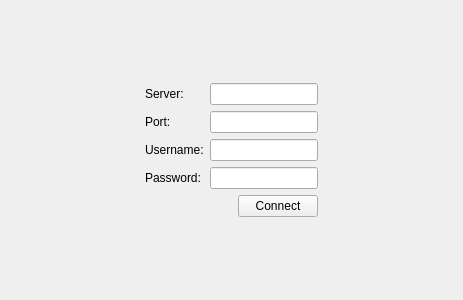
hyperquantum/PMP, file src/gui-remote/connectionwidget.ui: the form before one commit.
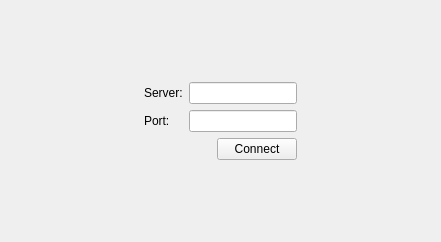
The form after the commit.

Commit message: Removed username and password fields from ConnectionWidget.

The edit to the form file:
```diff
--- a/src/gui-remote/connectionwidget.ui
+++ b/src/gui-remote/connectionwidget.ui
@@ -6,8 +6,8 @@
    <rect>
     <x>0</x>
     <y>0</y>
-    <width>463</width>
-    <height>300</height>
+    <width>441</width>
+    <height>242</height>
    </rect>
   </property>
   <property name="windowTitle">
@@ -42,13 +42,19 @@
    </item>
    <item row="1" column="1">
     <layout class="QGridLayout" name="gridLayout">
-     <item row="1" column="0">
-      <widget class="QLabel" name="portLabel">
+     <item row="0" column="1">
+      <widget class="QLineEdit" name="serverLineEdit"/>
+     </item>
+     <item row="2" column="1" alignment="Qt::AlignRight">
+      <widget class="QPushButton" name="connectButton">
        <property name="text">
-        <string>Port:</string>
+        <string>Connect</string>
        </property>
       </widget>
      </item>
+     <item row="1" column="1">
+      <widget class="QLineEdit" name="portLineEdit"/>
+     </item>
      <item row="0" column="0">
       <widget class="QLabel" name="serverLabel">
        <property name="text">
@@ -56,39 +62,13 @@
        </property>
       </widget>
      </item>
-     <item row="2" column="1">
-      <widget class="QLineEdit" name="usernameLineEdit"/>
-     </item>
-     <item row="1" column="1">
-      <widget class="QLineEdit" name="portLineEdit"/>
-     </item>
-     <item row="2" column="0">
-      <widget class="QLabel" name="usernameLabel">
+     <item row="1" column="0">
+      <widget class="QLabel" name="portLabel">
        <property name="text">
-        <string>Username:</string>
+        <string>Port:</string>
        </property>
       </widget>
      </item>
-     <item row="3" column="0">
-      <widget class="QLabel" name="passwordLabel">
-       <property name="text">
-        <string>Password:</string>
-       </property>
-      </widget>
-     </item>
-     <item row="3" column="1">
-      <widget class="QLineEdit" name="passwordLineEdit"/>
-     </item>
-     <item row="4" column="1" alignment="Qt::AlignRight">
-      <widget class="QPushButton" name="connectButton">
-       <property name="text">
-        <string>Connect</string>
-       </property>
-      </widget>
-     </item>
-     <item row="0" column="1">
-      <widget class="QLineEdit" name="serverLineEdit"/>
-     </item>
     </layout>
    </item>
    <item row="1" column="2">
```
Left out of the diff: 2 changed lines with no effect on the pictures. The commit also changes 1 other file.
